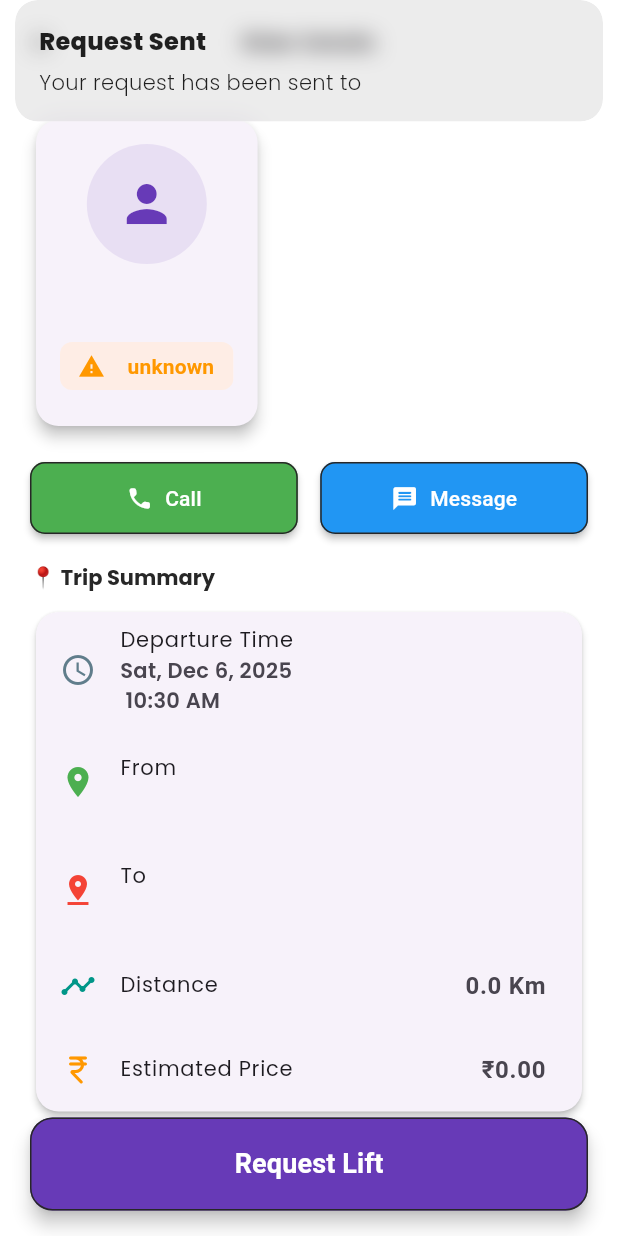
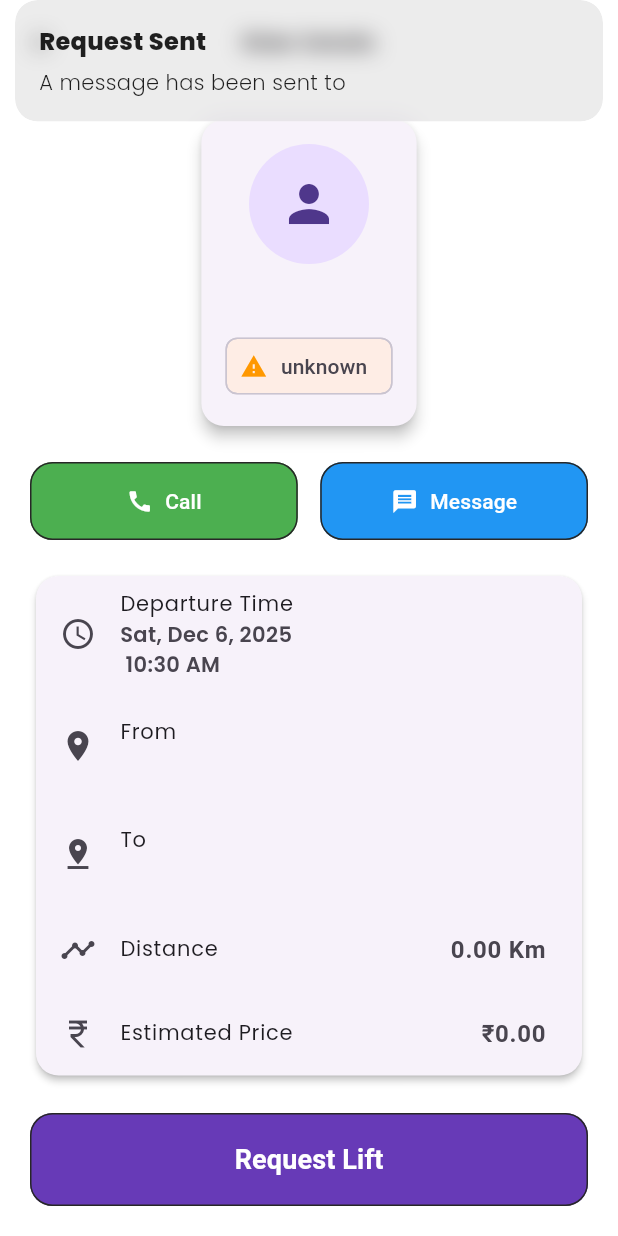
Before and after one commit to advikakshatdevansh/liftapp2, a Flutter app: the RiderDetailsScreen screen opened directly with empty values, after a tap on "Request Lift", on a phone screen of 412 x 824 dp. Run offline on Flutter 3.47's test engine with Material 3 defaults, Android fonts, the phone set to English and light mode, and no system bars; our stand-ins replace badges, cloud_firestore, connectivity_plus, country_code_picker, firebase_auth, firebase_core and 20 more; missing offline and left inert: geoflutterfire_plus; accounts and stored records are empty.

```diff
--- a/lib/features/booking/controllers/nearbyRides_controller.dart
+++ b/lib/features/booking/controllers/nearbyRides_controller.dart
@@ -1,45 +1,105 @@
 import 'package:get/get.dart';
-import 'package:google_maps_flutter/google_maps_flutter.dart';
+import 'package:url_launcher/url_launcher.dart';
+import 'package:intl/intl.dart';
 
 import '../../../../data/models/ride_model.dart';
-import '../../../../data/repository/ride_repository/ride_repository.dart';
+import '../../../../data/repository/user_repository/user_repository.dart';
+import '../../../../data/repository/notifications/authrepository.dart';
+import '../../../personalization/models/user_model.dart';
+import '../../chatting/controllers/chat_controller.dart';
+import '../../chatting/controllers/chat_list_controller.dart';
 
-class NearbyRidesController extends GetxController {
-  final LatLng source;
-  final LatLng destination;
+class RiderDetailsController extends GetxController {
+  final RideModel ride;
+  RiderDetailsController(this.ride);
 
-  NearbyRidesController({required this.source, required this.destination});
-
-  // Observables
-  RxBool isLoading = false.obs;
-  RxBool hasError = false.obs;
-  RxString errorMessage = "".obs;
-
-  RxList<RideModel> rides = <RideModel>[].obs;
+  var isLoading = true.obs;
+  var user = Rxn<UserModel>();
+  final chatListController = Get.put(ChatListController());
 
   @override
   void onInit() {
     super.onInit();
-    fetchNearbyRides();
+    fetchUser();
   }
 
-  /// Fetch rides near the selected source & destination
-  Future<void> fetchNearbyRides() async {
+  /// Fetch rider user info
+  Future<void> fetchUser() async {
     try {
-      isLoading.value = true;
-      hasError.value = false;
+      user.value = await UserRepository.instance.getUserById(ride.userId);
+    } catch (e) {
+      Get.snackbar("Error", "Unable to load rider details");
+    }
+    isLoading.value = false;
+  }
 
-      final fetchedRides = await RideRepository.instance.findRides(
-        source: source,
-        destination: destination,
-      );
-
-      rides.assignAll(fetchedRides);
-    } catch (e) {
-      hasError.value = true;
-      errorMessage.value = e.toString();
-    } finally {
-      isLoading.value = false;
+  /// Call rider
+  Future<void> callUser(String phoneNumber) async {
+    final Uri uri = Uri(scheme: "tel", path: phoneNumber);
+    if (await canLaunchUrl(uri)) {
+      await launchUrl(uri);
+    } else {
+      Get.snackbar("Error", "Unable to open dialer");
     }
   }
+
+  /// Open chat or create one
+  Future<void> messageUser() async {
+    final currentUserId = AuthenticationRepository.instance.getUserID;
+
+    final chatId = await chatListController.createOrGetChat(
+      currentUserId,
+      ride.userId,
+    );
+
+    Get.toNamed(
+      "/chat",
+      arguments: {
+        "chatId": chatId,
+        "currentUserId": currentUserId,
+        "otherUserId": ride.userId,
+        "otherUserName": ride.riderName,
+      },
+    );
+  }
+
+  String get formattedRideTime =>
+      DateFormat('EEE, MMM d, yyyy \n hh:mm a').format(ride.createdAt);
+
+  /// Send lift request
+  void requestLift() async {
+    final currentUserId = AuthenticationRepository.instance.getUserID;
+
+    /// 1. Get or create chat
+    final chatId = await chatListController.createOrGetChat(
+      currentUserId,
+      ride.userId,
+    );
+
+    /// 2. Build automatic message
+    final autoMessage =
+        '''
+🚗 Lift Request Received!
+
+A passenger has requested a lift for the following trip:
+
+📍 From: ${ride.sourceName}
+📌 To: ${ride.destinationName}
+📏 Distance: ${ride.distanceKm.toStringAsFixed(2)} km
+💰 Estimated Price: ₹${(ride.distanceKm * 6).toStringAsFixed(2)}
+⏱ Departure Time: ${formattedRideTime}
+
+Please confirm when you're available.
+''';
+
+    /// 3. Send message using ChatController
+    final chatController = ChatController(chatId);
+    await chatController.sendMessage(autoMessage, currentUserId);
+
+    /// 4. Notify user
+    Get.snackbar(
+      "Request Sent",
+      "A message has been sent to ${user.value?.fullName}",
+    );
+  }
 }
--- a/lib/features/booking/screens/riderdetails/riderdetails_screen.dart
+++ b/lib/features/booking/screens/riderdetails/riderdetails_screen.dart
@@ -1,90 +1,57 @@
 import 'package:flutter/material.dart';
 import 'package:get/get.dart';
-import 'package:url_launcher/url_launcher.dart';
-import 'package:intl/intl.dart'; // Import this for better date formatting
-
 import '../../../../data/models/ride_model.dart';
-import '../../../../data/repository/notifications/authrepository.dart';
-import '../../../../data/repository/user_repository/user_repository.dart';
-import '../../../../personalization/models/user_model.dart';
-import 'package:intl/intl.dart';
-
-import '../../../chatting/controllers/chat_list_controller.dart';
-import '../../../chatting/screens/chat_screen.dart'; // <-- Add this import
+import '../../controllers/nearbyRides_controller.dart';
 
 class RiderDetailsScreen extends StatelessWidget {
   final RideModel ride;
 
   const RiderDetailsScreen({super.key, required this.ride});
 
-  Future<void> callUser(String phoneNumber) async {
-    final Uri uri = Uri(scheme: "tel", path: phoneNumber);
-    if (await canLaunchUrl(uri)) {
-      await launchUrl(uri);
-    } else {
-      Get.snackbar("Error", "Unable to open dialer");
-    }
-  }
-
   @override
   Widget build(BuildContext context) {
-    // Helper to format the time clearly
-    final rideTime = DateFormat(
-      'EEE, MMM d, yyyy \n hh:mm a',
-    ).format(ride.createdAt);
-    return FutureBuilder<UserModel>(
-      future: UserRepository.instance.getUserById(ride.userId),
-      builder: (context, snapshot) {
-        if (snapshot.connectionState == ConnectionState.waiting) {
+    final controller = Get.put(RiderDetailsController(ride));
+
+    return Obx(() {
+      if (controller.isLoading.value) {
         return Scaffold(
           appBar: AppBar(title: const Text("Rider Details")),
           body: const Center(child: CircularProgressIndicator()),
         );
       }
 
-        if (snapshot.hasError || !snapshot.hasData) {
+      if (controller.user.value == null) {
         return Scaffold(
           appBar: AppBar(title: const Text("Rider Details")),
-            body: Center(
-              child: Text(
-                "Error fetching user data: ${snapshot.error ?? 'Unknown error'}",
-              ),
-            ),
+          body: const Center(child: Text("Error loading rider")),
         );
       }
 
-        final user = snapshot.data!;
+      final user = controller.user.value!;
 
       return Scaffold(
         appBar: AppBar(title: const Text("Rider Details")),
         body: Padding(
           padding: const EdgeInsets.all(20),
           child: Column(
-              crossAxisAlignment: CrossAxisAlignment.start,
             children: [
-                // 1. Rider Profile Card
+              /// PROFILE CARD
               Card(
                 elevation: 4,
                 shape: RoundedRectangleBorder(
                   borderRadius: BorderRadius.circular(15),
                 ),
                 child: Padding(
-                    padding: const EdgeInsets.all(16.0),
+                  padding: const EdgeInsets.all(16),
                   child: Column(
-                      crossAxisAlignment: CrossAxisAlignment.center,
                     children: [
                       CircleAvatar(
                         radius: 40,
-                          backgroundColor: Colors.deepPurple.withOpacity(0.1),
                         backgroundImage: user.profilePicture.isNotEmpty
                             ? NetworkImage(user.profilePicture)
                             : null,
                         child: user.profilePicture.isEmpty
-                              ? const Icon(
-                                  Icons.person,
-                                  size: 40,
-                                  color: Colors.deepPurple,
-                                )
+                            ? const Icon(Icons.person, size: 40)
                             : null,
                       ),
                       const SizedBox(height: 10),
@@ -94,7 +61,6 @@ class RiderDetailsScreen extends StatelessWidget {
                             .copyWith(fontWeight: FontWeight.bold),
                       ),
                       const SizedBox(height: 10),
-                        // Verification Chip
                       Chip(
                         label: Text(user.verificationStatus.name),
                         avatar: Icon(
@@ -104,99 +70,49 @@ class RiderDetailsScreen extends StatelessWidget {
                           color: user.verificationStatus.name == 'verified'
                               ? Colors.green
                               : Colors.orange,
-                            size: 18,
                         ),
                         backgroundColor:
                             user.verificationStatus.name == 'verified'
                             ? Colors.green.withOpacity(0.1)
                             : Colors.orange.withOpacity(0.1),
-                          labelStyle: TextStyle(
-                            color: user.verificationStatus.name == 'verified'
-                                ? Colors.green
-                                : Colors.orange,
-                            fontWeight: FontWeight.w600,
-                          ),
-                          side: BorderSide.none,
-                          padding: const EdgeInsets.symmetric(horizontal: 5),
                       ),
                     ],
                   ),
                 ),
               ),
+
               const SizedBox(height: 20),
 
-                // 2. Contact Buttons (Keep existing Row for good spacing)
+              /// CONTACT BUTTONS
               Row(
                 children: [
                   Expanded(
                     child: ElevatedButton.icon(
-                        onPressed: () => callUser(user.phoneNumber),
-                        icon: const Icon(Icons.call_rounded),
+                      onPressed: () => controller.callUser(user.phoneNumber),
+                      icon: const Icon(Icons.call),
                       label: const Text("Call"),
                       style: ElevatedButton.styleFrom(
                         backgroundColor: Colors.green,
-                          foregroundColor: Colors.white,
-                          padding: const EdgeInsets.symmetric(vertical: 14),
-                          shape: RoundedRectangleBorder(
-                            borderRadius: BorderRadius.circular(10),
-                          ), // Added shape
-                          elevation:
-                              2, // Added slight elevation back for action
                       ),
                     ),
                   ),
                   const SizedBox(width: 15),
                   Expanded(
                     child: ElevatedButton.icon(
-                        onPressed: () async {
-                          final currentUserId = AuthenticationRepository
-                              .instance
-                              .getUserID; // logged-in user
-
-                          // Create controller instance without UI rebuild
-                          final chatListController = Get.put(
-                            ChatListController(),
-                          );
-
-                          final chatId = await chatListController
-                              .createOrGetChat(currentUserId, ride.userId);
-
-                          // Go to chat screen
-                          Get.to(
-                            () => ChatScreen(
-                              chatId: chatId,
-                              currentUserId: currentUserId,
-                              otherUserId: ride.userId,
-                              otherUserName: ride.riderName,
-                            ),
-                          );
-                        },
-                        icon: const Icon(Icons.message_rounded),
+                      onPressed: controller.messageUser,
+                      icon: const Icon(Icons.message),
                       label: const Text("Message"),
                       style: ElevatedButton.styleFrom(
                         backgroundColor: Colors.blue,
-                          foregroundColor: Colors.white,
-                          padding: const EdgeInsets.symmetric(vertical: 14),
-                          shape: RoundedRectangleBorder(
-                            borderRadius: BorderRadius.circular(10),
-                          ), // Added shape
-                          elevation:
-                              2, // Added slight elevation back for action
                       ),
                     ),
                   ),
                 ],
               ),
+
               const SizedBox(height: 20),
 
-                // 3. Ride Details Section using ListTiles
-                Text(
-                  "📍 Trip Summary",
-                  style: Theme.of(
-                    context,
-                  ).textTheme.titleLarge!.copyWith(fontWeight: FontWeight.bold),
-                ),
-                const SizedBox(height: 10),
+              /// TRIP SUMMARY
               Card(
                 elevation: 2,
                 shape: RoundedRectangleBorder(
@@ -205,34 +121,28 @@ class RiderDetailsScreen extends StatelessWidget {
                 child: Column(
                   children: [
                     ListTile(
-                        leading: const Icon(
-                          Icons.schedule,
-                          color: Colors.blueGrey,
-                        ),
+                      leading: const Icon(Icons.schedule),
                       title: const Text("Departure Time"),
                       subtitle: Text(
-                          rideTime,
+                        controller.formattedRideTime,
                         style: const TextStyle(fontWeight: FontWeight.w600),
                       ),
                     ),
                     ListTile(
-                        leading: const Icon(
-                          Icons.location_on,
-                          color: Colors.green,
-                        ),
+                      leading: const Icon(Icons.location_on),
                       title: const Text("From"),
-                        subtitle: Text(ride.sourceName),
+                      subtitle: Text(controller.ride.sourceName),
                     ),
                     ListTile(
-                        leading: const Icon(Icons.pin_drop, color: Colors.red),
+                      leading: const Icon(Icons.pin_drop),
                       title: const Text("To"),
-                        subtitle: Text(ride.destinationName),
+                      subtitle: Text(controller.ride.destinationName),
                     ),
                     ListTile(
-                        leading: const Icon(Icons.timeline, color: Colors.teal),
+                      leading: const Icon(Icons.timeline),
                       title: const Text("Distance"),
                       trailing: Text(
-                          "${ride.distanceKm} Km",
+                        "${controller.ride.distanceKm.toStringAsFixed(2)} Km",
                         style: const TextStyle(
                           fontSize: 16,
                           fontWeight: FontWeight.bold,
@@ -240,13 +150,10 @@ class RiderDetailsScreen extends StatelessWidget {
                       ),
                     ),
                     ListTile(
-                        leading: const Icon(
-                          Icons.currency_rupee_rounded,
-                          color: Colors.orange,
-                        ),
+                      leading: const Icon(Icons.currency_rupee),
                       title: const Text("Estimated Price"),
                       trailing: Text(
-                          "₹${(ride.distanceKm * 6).toStringAsFixed(2)}",
+                        "₹${(controller.ride.distanceKm * 6).toStringAsFixed(2)}",
                         style: const TextStyle(
                           fontSize: 16,
                           fontWeight: FontWeight.bold,
@@ -259,31 +166,18 @@ class RiderDetailsScreen extends StatelessWidget {
 
               const Spacer(),
 
-                // 4. Request Lift button (Primary Action)
+              /// REQUEST LIFT
               SizedBox(
                 width: double.infinity,
                 child: ElevatedButton(
-                    onPressed: () {
-                      Get.snackbar(
-                        "Request Sent",
-                        "Your request has been sent to ${user.fullName}",
-                      );
-                    },
+                  onPressed: controller.requestLift,
                   style: ElevatedButton.styleFrom(
                     backgroundColor: Colors.deepPurple,
-                      foregroundColor: Colors.white,
                     padding: const EdgeInsets.symmetric(vertical: 18),
-                      shape: RoundedRectangleBorder(
-                        borderRadius: BorderRadius.circular(15),
-                      ), // Increased radius for primary
-                      elevation: 5, // A clear elevation for the main action
                   ),
                   child: const Text(
                     "Request Lift",
-                      style: TextStyle(
-                        fontSize: 18,
-                        fontWeight: FontWeight.bold,
-                      ),
+                    style: TextStyle(fontSize: 18, fontWeight: FontWeight.bold),
                   ),
                 ),
               ),
@@ -291,7 +185,6 @@ class RiderDetailsScreen extends StatelessWidget {
           ),
         ),
       );
-      },
-    );
+    });
   }
 }
```
Also changed, not shown: lib/data/models/message_model.dart (+19 -1 lines). Lines whose indentation alone changed are shown as unchanged.
